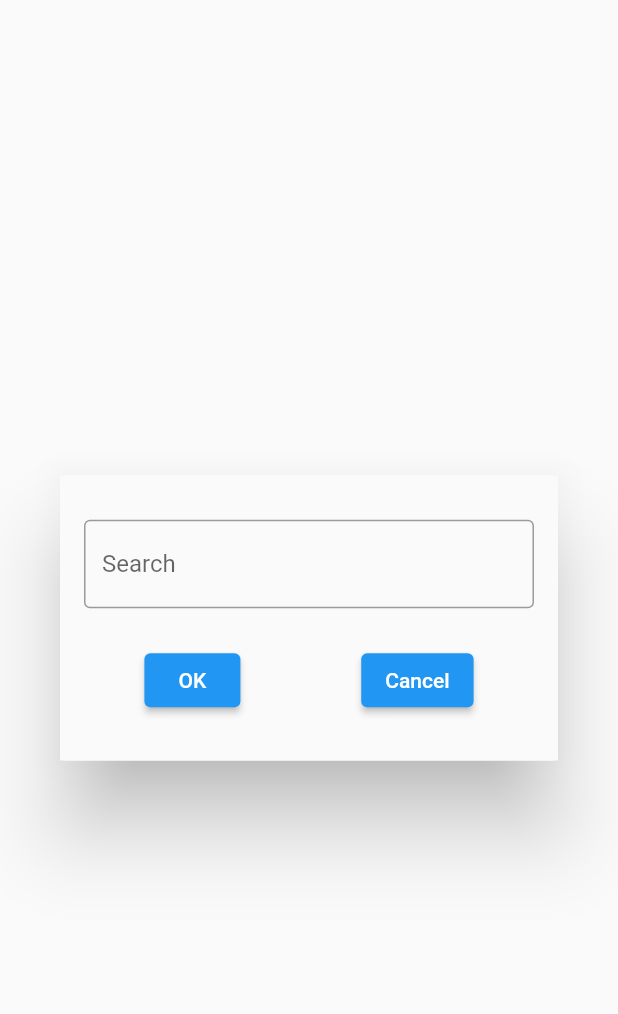
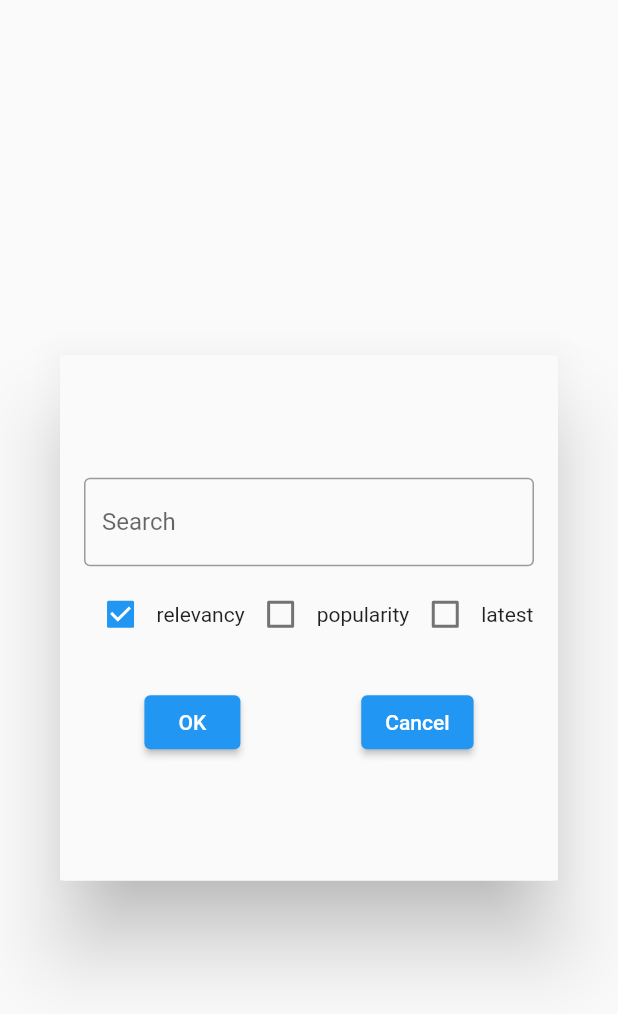
Before and after one commit to msavanan/newsapiapp, a Flutter app: the SearchPage widget shown alone on an empty page, opened directly, on a phone screen of 412 x 824 dp. Shown: the top 1014 px of the screen. Run offline on Flutter 3.47's test engine with Material 2 defaults, Android fonts, the phone set to English and light mode, and no system bars; our stand-ins replace modal_progress_hud_nsn, shared_preferences, webview_flutter; accounts and stored records are empty; network calls fail.

```diff
--- a/lib/api_key.dart
+++ b/lib/api_key.dart
@@ -11,6 +11,13 @@ class ApiKey {
   String status = '';
   bool isKeyExist = false;
   String query = '';
+  static String sortBy = 'relevancy';
+  static const List<String> sortByList = [
+    'relevancy',
+    'popularity',
+    'publishedAt'
+  ];
+  static String? source;
 
   static final ApiKey _verifyApiKey = ApiKey._instance();
 
--- a/lib/search_page.dart
+++ b/lib/search_page.dart
@@ -14,13 +14,23 @@ class _SearchPageState extends State<SearchPage> {
   final _formKey = GlobalKey<FormState>();
   String query = ApiKey().query;
 
+  List<bool> selectSort = [true, false, false];
+
+  resetSort(int index) {
+    selectSort = [false, false, false];
+    setState(() {
+      selectSort[index] = true;
+    });
+    ApiKey.sortBy = ApiKey.sortByList[index];
+  }
+
   @override
   Widget build(BuildContext context) {
     final double mWidth = MediaQuery.of(context).size.width;
     final double mHeight = MediaQuery.of(context).size.height;
     final double width = mWidth * .9;
     final double height = mHeight * .23;
-    const double fixedHeight = 190;
+    const double fixedHeight = 350; //190;
     const double fixedWidth = 370;
 
     return Dialog(
@@ -45,7 +55,7 @@ class _SearchPageState extends State<SearchPage> {
                 children: [
                   TextFormField(
                     onChanged: (value) {
-                      query = value;
+                      query = value.trim();
                     },
                     validator: (String? val) {
                       if ((val?.isEmpty)!) {
@@ -55,6 +65,14 @@ class _SearchPageState extends State<SearchPage> {
                     decoration: const InputDecoration(
                         hintText: 'Search',
                         border: OutlineInputBorder(borderSide: BorderSide())),
+                  ),
+                  Padding(
+                    padding: const EdgeInsets.only(top: 8.0),
+                    child: SortWidget(
+                        resetSort: (int index) {
+                          resetSort(index);
+                        },
+                        selectSort: selectSort),
                   ),
                   Padding(
                     padding: const EdgeInsets.only(top: 24.0),
@@ -94,3 +112,61 @@ class _SearchPageState extends State<SearchPage> {
     );
   }
 }
+
+class SortWidget extends StatelessWidget {
+  const SortWidget(
+      {Key? key, required this.selectSort, required this.resetSort})
+      : super(key: key);
+  final Function(int) resetSort;
+  final List<bool> selectSort;
+
+  @override
+  Widget build(BuildContext context) {
+    return Wrap(
+      children: [
+        SortTile(
+            title: 'relevancy',
+            value: selectSort[0],
+            onChanged: () {
+              resetSort(0);
+            }),
+        SortTile(
+            title: 'popularity',
+            value: selectSort[1],
+            onChanged: () {
+              resetSort(1);
+            }),
+        SortTile(
+            title: 'latest',
+            value: selectSort[2],
+            onChanged: () {
+              resetSort(2);
+            }),
+      ],
+    );
+  }
+}
+
+class SortTile extends StatelessWidget {
+  const SortTile(
+      {Key? key,
+      required this.onChanged,
+      required this.value,
+      required this.title})
+      : super(key: key);
+  final bool value;
+  final Function onChanged;
+  final String title;
+
+  @override
+  Widget build(BuildContext context) {
+    return Row(mainAxisSize: MainAxisSize.min, children: [
+      Checkbox(
+          value: value,
+          onChanged: (bool? value) {
+            onChanged();
+          }),
+      Text(title)
+    ]);
+  }
+}
--- a/pubspec.yaml
+++ b/pubspec.yaml
@@ -34,11 +34,12 @@ dependencies:
   # The following adds the Cupertino Icons font to your application.
   # Use with the CupertinoIcons class for iOS style icons.
   cupertino_icons: ^1.0.2
-  news_api_flutter_package: ^1.1.0
+  #news_api_flutter_package: ^1.1.0
   webview_flutter: ^3.0.0
   shared_preferences: ^2.0.13
   modal_progress_hud_nsn: ^0.1.0-nullsafety-1
   http: ^0.13.4
+  url_launcher: ^6.0.20
 
 dev_dependencies:
   flutter_test:
```
Also changed, not shown: lib/home_page.dart (+60 -27 lines), lib/news.dart (deleted, +0 -155 lines), lib/news_api_flutter_package/model/article.dart (added, +40 -0 lines), lib/news_api_flutter_package/model/error.dart (added, +12 -0 lines), lib/news_api_flutter_package/model/source.dart (added, +29 -0 lines), lib/news_api_flutter_package/news_api_flutter_package.dart (added, +118 -0 lines), lib/set_apikey.dart (+19 -0 lines), pubspec.lock, 2 other files.
